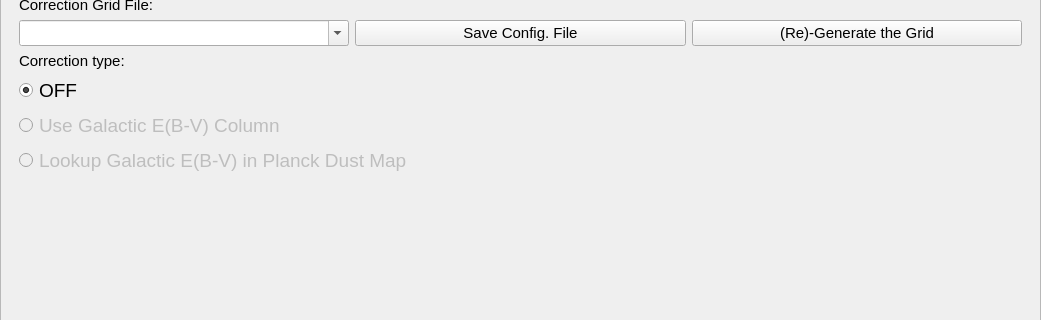
Before: the Qt Designer form PhzQtUI/auxdir/PhzQtUI/FormAnalysis.ui in astrorama/Phosphoros, drawn with Qt 5; both pictures show x 0 to 1041 and y 339 to 659 of the 1041 by 912 pixel window.
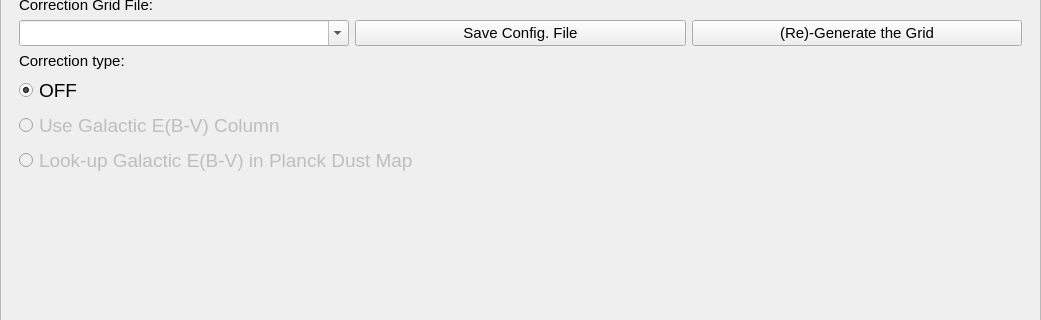
After: the same form once the commit is applied. The open tabs and pages were chosen to show the change.

Commit message: Correct the name of the Galactic correction grid

Patch:
```diff
--- a/PhzQtUI/auxdir/PhzQtUI/FormAnalysis.ui
+++ b/PhzQtUI/auxdir/PhzQtUI/FormAnalysis.ui
@@ -471,6 +471,14 @@
           </layout>
          </widget>
          <widget class="QWidget" name="page_5">
+          <property name="geometry">
+           <rect>
+            <x>0</x>
+            <y>0</y>
+            <width>1021</width>
+            <height>422</height>
+           </rect>
+          </property>
           <attribute name="label">
            <string>2. Milky Way Absorption Correction</string>
           </attribute>
@@ -586,7 +594,7 @@
               <bool>false</bool>
              </property>
              <property name="text">
-              <string>Lookup Galactic E(B-V) in Planck Dust Map</string>
+              <string>Look-up Galactic E(B-V) in Planck Dust Map</string>
              </property>
             </widget>
            </item>
```
Left out of the diff: 12 changed lines with no effect on the pictures. The commit also changes 1 other file.
